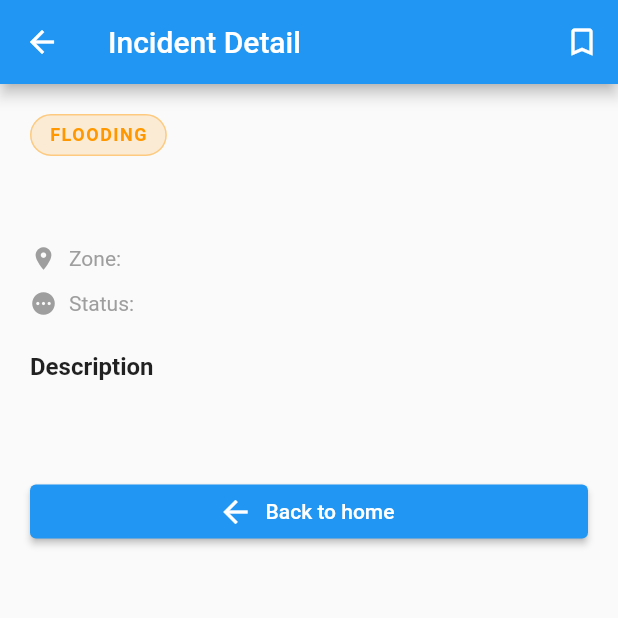
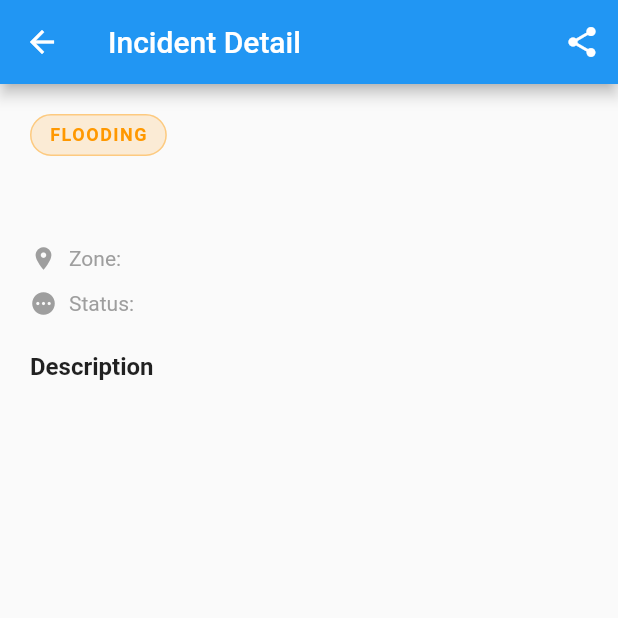
Before and after one commit to richardmijo/eva_loja_reporta, a Flutter app: the DetailScreen screen opened directly with empty values, on a phone screen of 412 x 824 dp, the top half of it. Run offline on Flutter 3.47's test engine with Material 3 defaults, Android fonts, the phone set to English and light mode, and no system bars; our stand-ins replace dio, go_router; network calls fail.

Commit message:
Convert DetailScreen to StatelessWidget, fix back navigation, add share SnackBar

```diff
--- a/lib/screens/detail_screen.dart
+++ b/lib/screens/detail_screen.dart
@@ -1,34 +1,29 @@
 import 'package:flutter/material.dart';
-import 'package:dio/dio.dart';
+import 'package:flutter/services.dart';
+import '../models/incident.dart';
 
-class DetailScreen extends StatefulWidget {
-  @override
-  _DetailScreenState createState() => _DetailScreenState();
-}
+// StatelessWidget — this screen only reads data, it never mutates state.
+// The old StatefulWidget + _DetailScreenState was unjustified (see ANALISIS.md §1).
+class DetailScreen extends StatelessWidget {
+  // Typed constructor — compiler error if caller forgets to pass an Incident.
+  // Replaces the unsafe: ModalRoute.of(context)!.settings.arguments as Map<String, dynamic>
+  final Incident incident;
 
-class _DetailScreenState extends State<DetailScreen> {
-  final Dio _dio = Dio();
-
-  bool favorito = false;
+  const DetailScreen({super.key, required this.incident});
 
   @override
   Widget build(BuildContext context) {
-    final incidente =
-        ModalRoute.of(context)!.settings.arguments as Map<String, dynamic>;
-
-    final esResuelto = incidente['status'] == 'resolved';
-    final colorEstado = esResuelto ? Colors.green : Colors.orange;
+    final color = incident.isResolved ? Colors.green : Colors.orange;
 
     return Scaffold(
       appBar: AppBar(
         title: const Text('Incident Detail'),
+        // GoRouter handles the back button automatically — no manual button needed.
         actions: [
           IconButton(
-            icon: Icon(
-              favorito ? Icons.bookmark : Icons.bookmark_border,
-              color: Colors.white,
-            ),
-            onPressed: () => setState(() => favorito = !favorito),
+            icon: const Icon(Icons.share, color: Colors.white),
+            tooltip: 'Share incident',
+            onPressed: () => _shareIncident(context),
           ),
         ],
       ),
@@ -37,20 +32,20 @@ class _DetailScreenState extends State<DetailScreen> {
         child: Column(
           crossAxisAlignment: CrossAxisAlignment.start,
           children: [
-            _buildEtiquetaTipo(incidente['type'] ?? '', colorEstado),
+            _buildTypeBadge(incident.type, color),
             const SizedBox(height: 16),
             Text(
-              incidente['title'] ?? '',
+              incident.title,
               style: const TextStyle(fontSize: 20, fontWeight: FontWeight.bold),
             ),
             const SizedBox(height: 20),
-            _buildFila(Icons.location_on, 'Zone', incidente['zone'] ?? ''),
+            _buildRow(Icons.location_on, 'Zone', incident.zone),
             const SizedBox(height: 12),
-            _buildFila(
-              esResuelto ? Icons.check_circle : Icons.pending,
+            _buildRow(
+              incident.isResolved ? Icons.check_circle : Icons.pending,
               'Status',
-              (incidente['status'] ?? '').toString().toUpperCase(),
-              colorValor: colorEstado,
+              incident.status.toUpperCase(),
+              valueColor: color,
             ),
             const SizedBox(height: 24),
             const Text(
@@ -59,30 +54,46 @@ class _DetailScreenState extends State<DetailScreen> {
             ),
             const SizedBox(height: 8),
             Text(
-              incidente['description'] ?? '',
+              incident.description,
               style: const TextStyle(fontSize: 14, height: 1.6),
             ),
             const SizedBox(height: 32),
-            SizedBox(
-              width: double.infinity,
-              child: ElevatedButton.icon(
-                onPressed: () => Navigator.pushNamed(context, '/'),
-                icon: const Icon(Icons.arrow_back),
-                label: const Text('Back to home'),
-              ),
-            ),
           ],
         ),
       ),
     );
   }
 
-  Widget _buildEtiquetaTipo(String tipo, Color color) {
-    final etiqueta = tipo == 'pothole'
+  // Share: copies formatted text to clipboard and shows SnackBar confirmation.
+  // Format: "[LojaReport] <title> — Zone: <zone> | Status: <status>"
+  void _shareIncident(BuildContext context) {
+    final text =
+        '[LojaReport] ${incident.title} — Zone: ${incident.zone} | Status: ${incident.status.toUpperCase()}';
+
+    Clipboard.setData(ClipboardData(text: text));
+
+    ScaffoldMessenger.of(context).showSnackBar(
+      SnackBar(
+        content: const Text('Incident copied to clipboard'),
+        backgroundColor: Colors.blue.shade700,
+        behavior: SnackBarBehavior.floating,
+        duration: const Duration(seconds: 2),
+        action: SnackBarAction(
+          label: 'OK',
+          textColor: Colors.white,
+          onPressed: () =>
+              ScaffoldMessenger.of(context).hideCurrentSnackBar(),
+        ),
+      ),
+    );
+  }
+
+  Widget _buildTypeBadge(String type, Color color) {
+    final label = type == 'pothole'
         ? 'Pothole'
-        : tipo == 'lighting'
-        ? 'Lighting'
-        : 'Flooding';
+        : type == 'lighting'
+            ? 'Lighting'
+            : 'Flooding';
 
     return Container(
       padding: const EdgeInsets.symmetric(horizontal: 12, vertical: 6),
@@ -92,7 +103,7 @@ class _DetailScreenState extends State<DetailScreen> {
         border: Border.all(color: color.withOpacity(0.4)),
       ),
       child: Text(
-        etiqueta.toUpperCase(),
+        label.toUpperCase(),
         style: TextStyle(
           color: color,
           fontWeight: FontWeight.bold,
@@ -103,27 +114,27 @@ class _DetailScreenState extends State<DetailScreen> {
     );
   }
 
-  Widget _buildFila(
-    IconData icono,
-    String etiqueta,
-    String valor, {
-    Color? colorValor,
+  Widget _buildRow(
+    IconData icon,
+    String label,
+    String value, {
+    Color? valueColor,
   }) {
     return Row(
       children: [
-        Icon(icono, size: 18, color: Colors.grey),
+        Icon(icon, size: 18, color: Colors.grey),
         const SizedBox(width: 8),
         Text(
-          '$etiqueta: ',
+          '$label: ',
           style: const TextStyle(color: Colors.grey, fontSize: 14),
         ),
         Expanded(
           child: Text(
-            valor,
+            value,
             style: TextStyle(
               fontWeight: FontWeight.w600,
               fontSize: 14,
-              color: colorValor,
+              color: valueColor,
             ),
           ),
         ),
```
